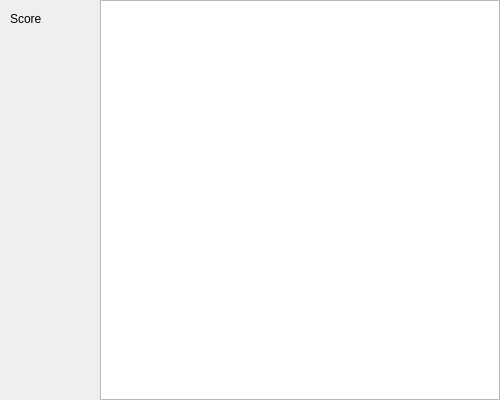
Qt form mainwindow.ui (IzzzGoy/KillMePlease) before a commit.
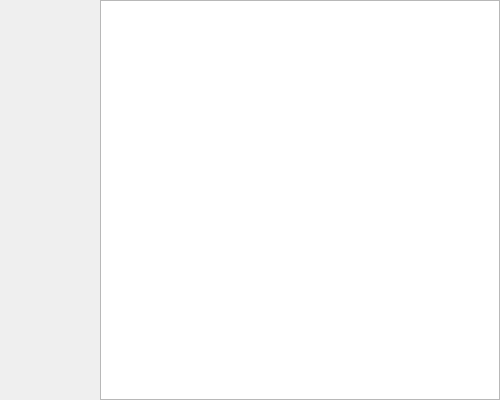
The same form after that commit.

The edit to the form file:
```diff
--- a/mainwindow.ui
+++ b/mainwindow.ui
@@ -163,32 +163,6 @@
        </rect>
       </property>
      </widget>
-     <widget class="QLabel" name="scoreLabel">
-      <property name="geometry">
-       <rect>
-        <x>10</x>
-        <y>10</y>
-        <width>31</width>
-        <height>17</height>
-       </rect>
-      </property>
-      <property name="text">
-       <string>Score</string>
-      </property>
-     </widget>
-     <widget class="QLabel" name="scoreCountLable">
-      <property name="geometry">
-       <rect>
-        <x>50</x>
-        <y>10</y>
-        <width>21</width>
-        <height>17</height>
-       </rect>
-      </property>
-      <property name="text">
-       <string/>
-      </property>
-     </widget>
      <widget class="QLabel" name="gameOverLable">
       <property name="geometry">
        <rect>
```
Left out of the diff: 2 changed lines with no effect on the pictures.
